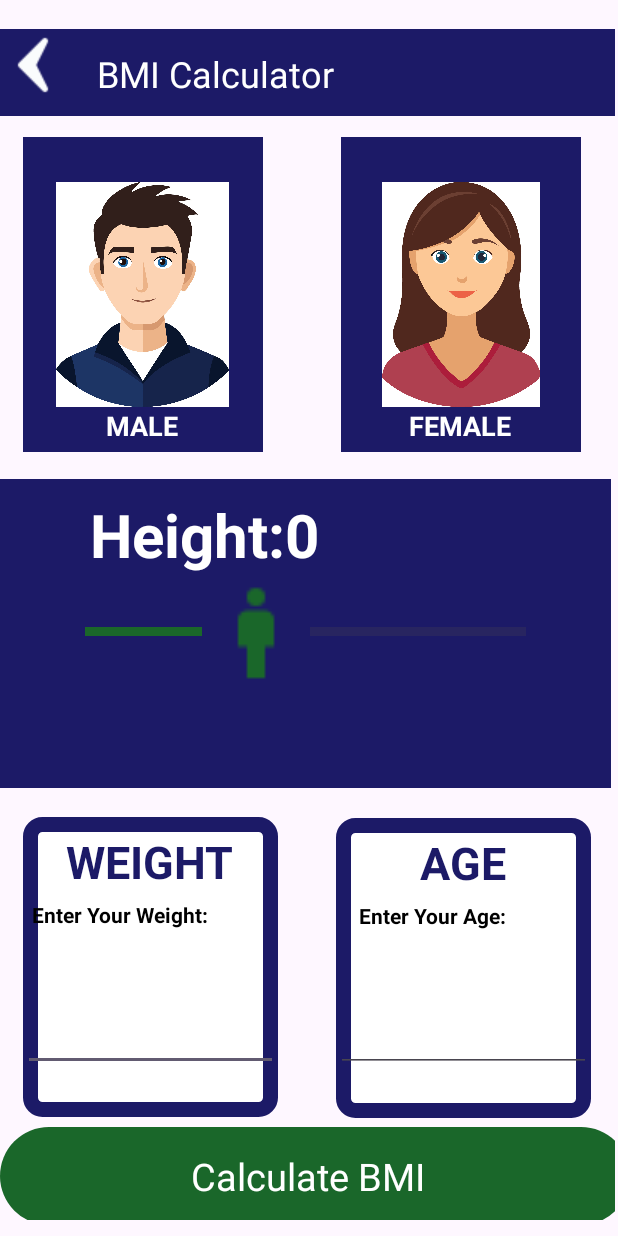
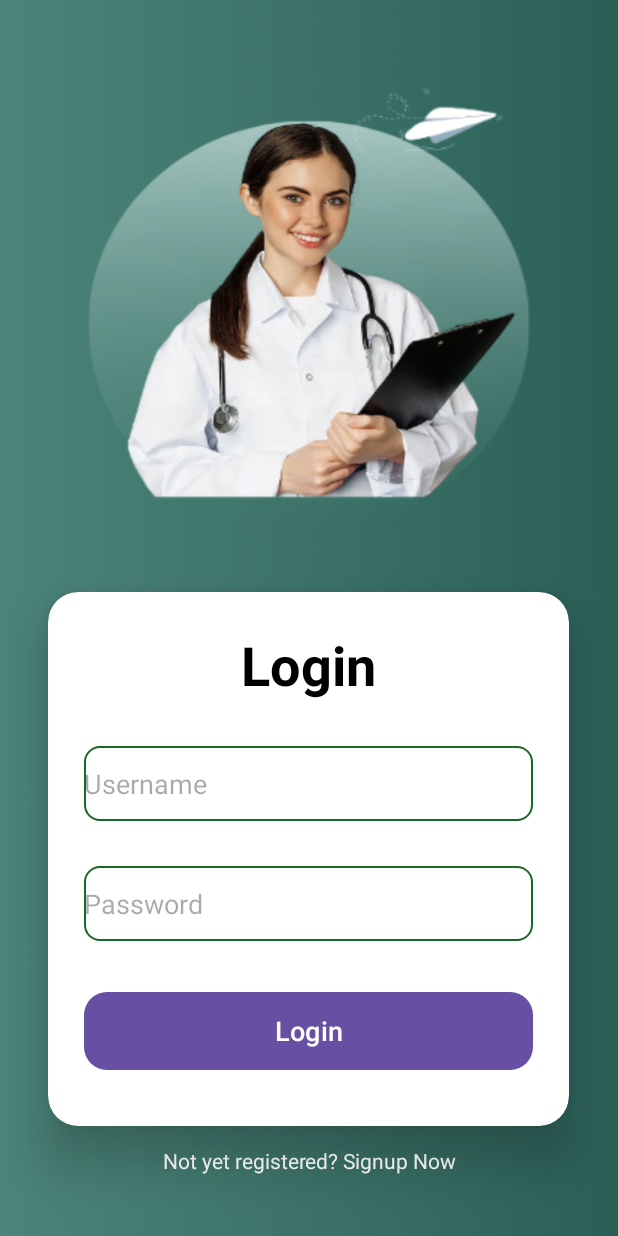
Before and after one commit to Sewwandi999/Health-Tracker, an Android app: the screen it shows after launch (MainActivity before the commit, LogActivity after it), on a phone screen of 412 x 824 dp. Run offline under Robolectric (Android 15) with nearby library versions, the light colour scheme and no system bars.

Commit message:
navigation all correct

```diff
--- a/BMICal/app/build.gradle.kts
+++ b/BMICal/app/build.gradle.kts
@@ -38,7 +38,6 @@ dependencies {
     implementation(libs.activity)
     implementation(libs.constraintlayout)
     implementation(libs.play.services.maps)
-    implementation(libs.play.services.ads)
     testImplementation(libs.junit)
     androidTestImplementation(libs.ext.junit)
     androidTestImplementation(libs.espresso.core)
--- /dev/null
+++ b/BMICal/app/src/main/java/com/example/bmical/LogActivity.java
@@ -0,0 +1,40 @@
+package com.example.bmical;
+
+import android.content.Intent;
+import android.os.Bundle;
+import android.view.View;
+import android.widget.Button;
+import android.widget.TextView;
+import androidx.appcompat.app.AppCompatActivity;
+
+public class LogActivity extends AppCompatActivity {
+
+    @Override
+    protected void onCreate(Bundle savedInstanceState) {
+        super.onCreate(savedInstanceState);
+        setContentView(R.layout.log);  // Ensure activity_log.xml exists
+
+        // Navigate to HomeActivity upon successful login
+        Button loginButton = findViewById(R.id.loginButton);
+        loginButton.setOnClickListener(new View.OnClickListener() {
+            @Override
+            public void onClick(View v) {
+                // Assuming login is successful, navigate to HomeActivity
+                Intent intent = new Intent(LogActivity.this, home.class);
+                startActivity(intent);
+                finish();  // Close login activity
+            }
+        });
+
+        // Navigate to SignupActivity when "Not yet registered? Signup Now" is clicked
+        TextView signupText = findViewById(R.id.signuptext);
+        signupText.setOnClickListener(new View.OnClickListener() {
+            @Override
+            public void onClick(View v) {
+                Intent intent = new Intent(LogActivity.this, SignupActivity.class);
+                startActivity(intent);
+                finish();  // Close login activity
+            }
+        });
+    }
+}
--- /dev/null
+++ b/BMICal/app/src/main/java/com/example/bmical/bmi_3.java
@@ -0,0 +1,6 @@
+package com.example.bmical;
+
+import android.app.Activity;
+
+public class bmi_3 extends Activity {
+}
--- /dev/null
+++ b/BMICal/app/src/main/res/drawable/custom_edittext.xml
@@ -0,0 +1,12 @@
+<?xml version="1.0" encoding="utf-8"?>
+<shape xmlns:android="http://schemas.android.com/apk/res/android"
+    android:shape="rectangle">
+
+    <stroke
+        android:width="3dp"
+        android:color="@color/seablue"/>
+    <corners
+        android:radius="20dp"/>
+
+
+</shape>
--- /dev/null
+++ b/BMICal/app/src/main/res/drawable/edit_text_background.xml
@@ -0,0 +1,9 @@
+<?xml version="1.0" encoding="utf-8"?>
+<shape xmlns:android="http://schemas.android.com/apk/res/android"
+    android:shape="rectangle">
+
+    <corners android:radius="10dp"/>
+    <solid android:color="@color/white"/>
+    <stroke android:width="1dp" android:color="@color/green"/>
+
+</shape>
--- /dev/null
+++ b/BMICal/app/src/main/res/layout/log.xml
@@ -0,0 +1,91 @@
+<?xml version="1.0" encoding="utf-8"?>
+<LinearLayout
+    xmlns:android="http://schemas.android.com/apk/res/android"
+    xmlns:app="http://schemas.android.com/apk/res-auto"
+    xmlns:tools="http://schemas.android.com/tools"
+    xmlns:card_view="http://schemas.android.com/apk/res-auto"
+    android:layout_width="match_parent"
+    android:layout_height="match_parent"
+    android:orientation="vertical"
+    android:gravity="center"
+    android:background="@drawable/log"
+    tools:context=".LogActivity">
+
+    <LinearLayout
+        android:layout_width="match_parent"
+        android:layout_height="0dp"
+        android:layout_weight="1"/>
+
+    <androidx.cardview.widget.CardView
+        android:layout_width="wrap_content"
+        android:layout_height="wrap_content"
+        android:layout_margin="5dp"
+        app:cardCornerRadius="20dp"
+        app:cardElevation="20dp"
+        android:background="@drawable/custom_edittext"
+        >
+
+        <LinearLayout
+            android:layout_width="347dp"
+            android:layout_height="356dp"
+            android:orientation="vertical"
+            android:padding="24dp">
+
+            <TextView
+                android:id="@+id/loginText"
+                android:layout_width="match_parent"
+                android:layout_height="wrap_content"
+                android:text="Login"
+                android:textAlignment="center"
+                android:textColor="@color/black"
+                android:textSize="36sp"
+                android:textStyle="bold" />
+
+            <EditText
+                android:id="@+id/username"
+                android:layout_width="match_parent"
+                android:layout_height="50dp"
+                android:layout_marginTop="30dp"
+                android:background="@drawable/edit_text_background"
+                android:hint="Username"
+                android:textColor="@color/white"
+                android:textColorHighlight="@color/cardview_dark_background"
+                android:textSize="18sp" />
+
+            <EditText
+                android:id="@+id/password"
+                android:layout_width="match_parent"
+                android:layout_height="50dp"
+                android:layout_marginTop="30dp"
+                android:background="@drawable/edit_text_background"
+                android:hint="Password"
+                android:textColor="@color/black"
+                android:textColorHighlight="@color/cardview_dark_background"
+                android:textSize="18sp" />
+
+            <Button
+                android:id="@+id/loginButton"
+                android:layout_width="match_parent"
+                android:layout_height="60dp"
+                android:layout_marginTop="30dp"
+                android:text="Login"
+                android:textSize="18sp"
+                app:cornerRadius="15dp" />
+        </LinearLayout>
+    </androidx.cardview.widget.CardView>
+
+    <TextView
+        android:id="@+id/signuptext"
+        android:layout_width="wrap_content"
+        android:layout_height="wrap_content"
+        android:layout_marginBottom="20dp"
+        android:clickable="true"
+        android:focusable="true"
+        android:minHeight="48dp"
+        android:padding="8dp"
+        android:text="Not yet registered? Signup Now"
+        android:textAlignment="center"
+        android:textColor="@color/white"
+        android:textSize="14sp" />
+
+</LinearLayout>
--- a/BMICal/app/src/main/res/values/colors.xml
+++ b/BMICal/app/src/main/res/values/colors.xml
@@ -3,5 +3,6 @@
     <color name="black">#FF000000</color>
     <color name="white">#FFFFFFFF</color>
     <color name="blue">#1C1A67</color>
+    <color name="seablue">#33FFE4</color>
     <color name="green">#1A672A</color>
 </resources>
```
Also changed, not shown: BMICal/app/src/main/AndroidManifest.xml (+23 -2 lines), BMICal/app/src/main/java/com/example/bmical/SignupActivity.java (added, +34 -0 lines), BMICal/app/src/main/java/com/example/bmical/home.java (added, +24 -0 lines), BMICal/app/src/main/res/drawable/signup_background.xml (added, +15 -0 lines), BMICal/app/src/main/res/layout/activity_home.xml (added, +10 -0 lines), BMICal/app/src/main/res/layout/activity_signup.xml (added, +100 -0 lines), BMICal/app/src/main/res/drawable/log.png (added).
